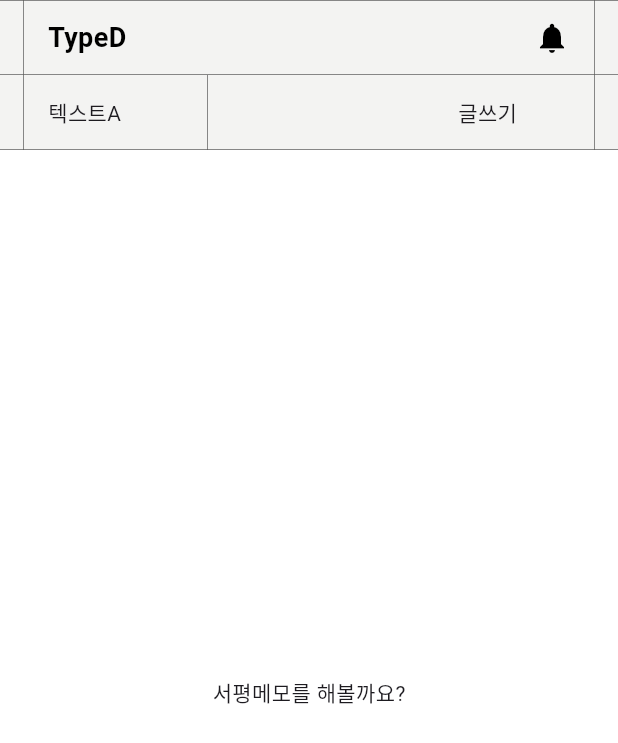
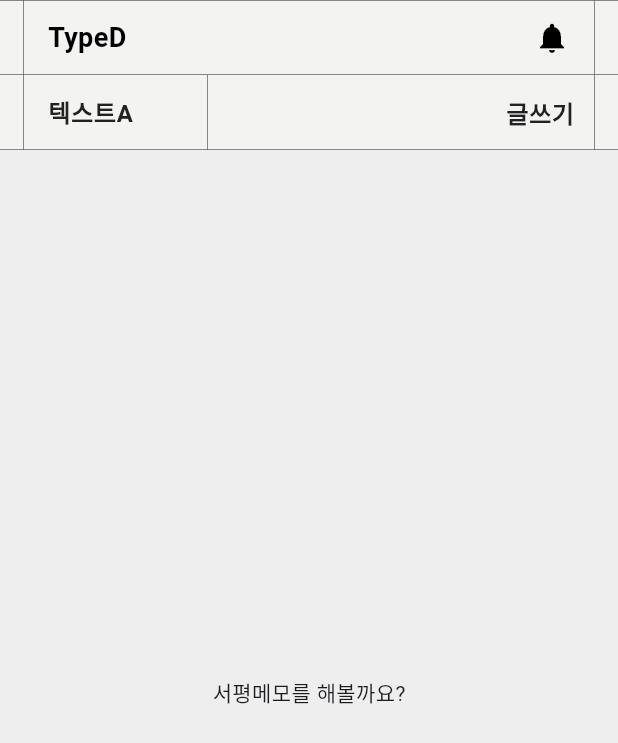
Before and after one commit to genericTypeD/TypeD-Frontend, a Flutter app: the ReviewEmpty screen opened by its route, on a phone screen of 412 x 824 dp. Shown: the top 743 px of the screen. Run offline on Flutter 3.47's test engine with Material 3 defaults, Android fonts, the phone set to English and light mode, and no system bars; missing offline and left inert: multi_split_view; Roboto replaces fonts that are missing (Pretendard); project files that could hold a hidden picture were left out.

```diff
--- a/lib/review/provider/review_routes.dart
+++ b/lib/review/provider/review_routes.dart
@@ -20,7 +20,7 @@
   static Route<dynamic> generateRoute(RouteSettings settings) {
     switch (settings.name) {
       case '/review':
-        return MaterialPageRoute(builder: (_) => ReviewEmpty());
+        return MaterialPageRoute(builder: (_) => const ReviewEmpty());
       default:
         return MaterialPageRoute(
           builder: (_) => Scaffold(
--- a/lib/review/screen/review_empty.dart
+++ b/lib/review/screen/review_empty.dart
@@ -1,32 +1,44 @@
 import 'package:flutter/material.dart';
+import 'package:typed/common/const/app_colors.dart';
+import 'package:typed/common/const/app_themes.dart';
 import 'package:typed/common/layout/default_layout.dart';
 import 'package:typed/common/widgets/custom_app_bar.dart';
 
 class ReviewEmpty extends StatelessWidget {
+  const ReviewEmpty({super.key});
+
   @override
   Widget build(BuildContext context) {
     return DefaultLayout(
       appBar: CustomAppBar(
         bottomLeftWidget: GestureDetector(
+          child: const Text(
+            "텍스트A",
+            style: AppTheme.title3,
+          ),
           onTap: () {
             debugPrint('클릭됨!');
           },
-          child: const Text(
-            "텍스트A",
-            style: TextStyle(fontSize: 14),
+        ),
+        bottomRightWidget: GestureDetector(
+          child: const Align(
+            alignment: Alignment.centerRight,
+            child: Padding(
+              padding: EdgeInsets.symmetric(horizontal: 13, vertical: 8),
+              child: Text(
+                "글쓰기",
+                style: AppTheme.title3,
               ),
             ),
-        bottomRightWidget: GestureDetector(
+          ),
           onTap: () {
             debugPrint('클릭됨!');
           },
-          child: const Text(
-            "글쓰기",
-            style: TextStyle(fontSize: 14),
         ),
       ),
-      ),
-      child: Column(
+      child: Container(
+        color: AppColors.backgroundSecondary,
+        child: const Column(
           children: [
             Expanded(
               child: Center(
@@ -35,6 +47,7 @@
             ),
           ],
         ),
+      ),
     );
   }
 }
```
Lines whose indentation alone changed are shown as unchanged.
